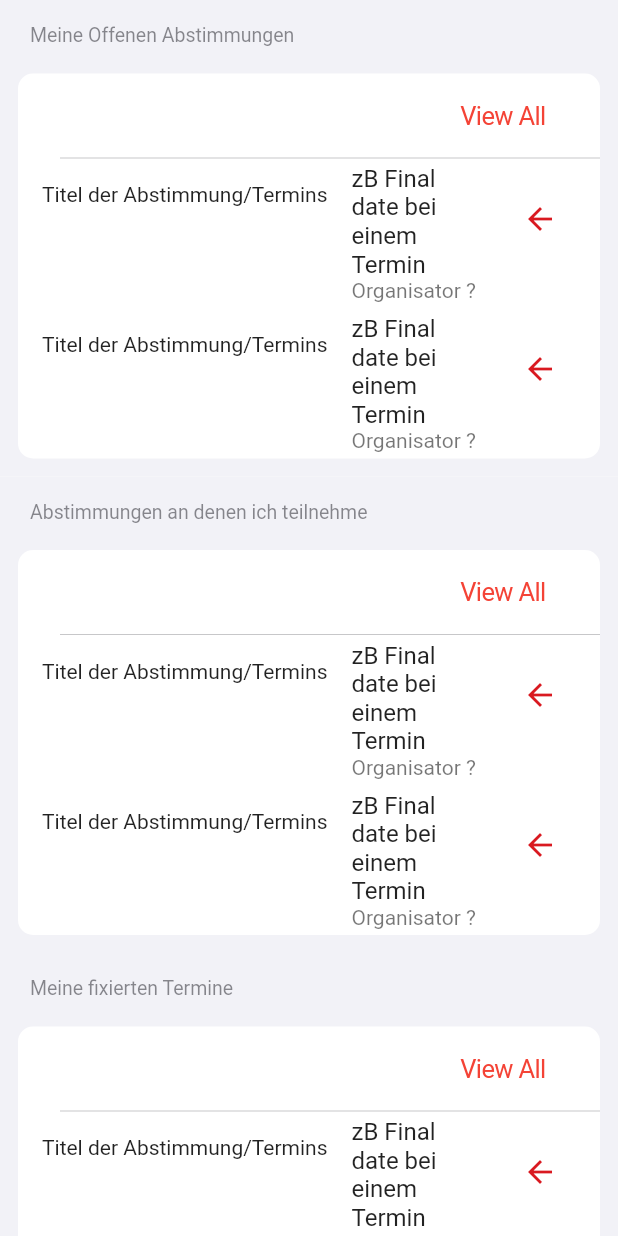
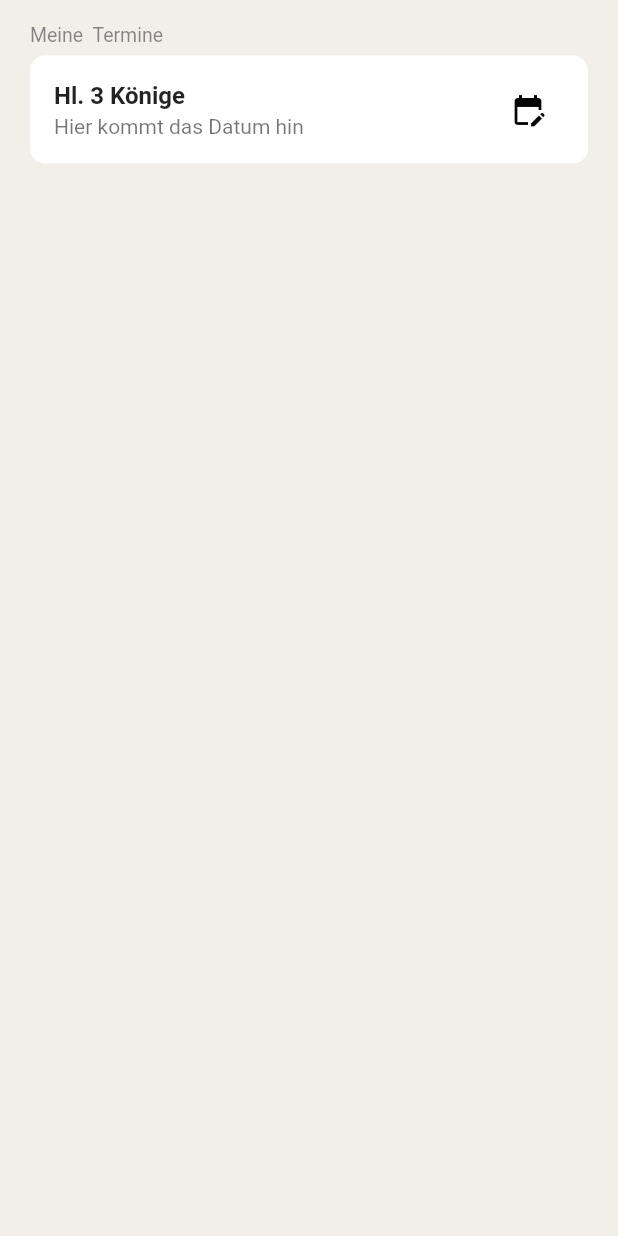
Before and after one commit to hytechat/termino-dev, a Flutter app: the TermineEinsehenPage screen opened directly, on a phone screen of 412 x 824 dp. Run offline on Flutter 3.47's test engine with Material 2 defaults, Android fonts, the phone set to English and light mode, and no system bars; our stand-ins replace email_validator, flutter_tts, fluttertoast, image_picker, shared_preferences, string_validator; missing offline and left inert: syncfusion_flutter_pdfviewer, syncfusion_flutter_pdfviewer_web; accounts and stored records are empty; network calls fail.

Commit message:
Geschlossene Termine werden in Termine_einsehen_page angezeigt

```diff
--- a/frontend/lib/assets/data/one_meeting.json
+++ b/frontend/lib/assets/data/one_meeting.json
@@ -26,14 +26,14 @@
         "isMailMandatory": false,
         "isMaybeable": true,
         "wholeday": false,
-        "isClosed": true
+        "isClosed": false
     },
     {
         "id": "999",
         "title": "Silvester",
         "place": "somewhere",
         "description": "some kind of description",
-        "organizerName": "Martin",
+        "organizerName": "Admin",
         "organizerEmail": "organizerEmail@mail.com",
         "createdAt": null,
         "closedAt": null,
@@ -65,7 +65,7 @@
         "organizerName": "Martin Krüger",
         "organizerEmail": "organizerEmail@mail.com",
         "createdAt": null,
-        "closedAt": null,
+        "closedAt": "6. Jänner 2023",
         "options": [
             {
                 "id": "1",
--- a/frontend/lib/pages/pagesGeruest/views/home_page.dart
+++ b/frontend/lib/pages/pagesGeruest/views/home_page.dart
@@ -43,22 +43,20 @@ class HomePage extends StatefulWidget {
 
 class _HomePageState extends State<HomePage> {
   final MeetingRepostiory meetingRepostiory = JsonMeetingRepository();
-  List <MeetingModel> _meetings = [];
+  List <MeetingModel> _votes = [];
 
   List <MeetingModel> _closedmeetings = [];
   List <MeetingModel> _openmeetings = [];
-
 
   @override
   void initState() {
     super.initState();
 
     meetingRepostiory.getMeetingList().then((meeting) => {
-          setState(() => {_meetings = meeting})
-        });
+          setState(() => {_votes = meeting})
+          }
+        );
   }
-
-
 
 @override
   Widget build(BuildContext context) {
@@ -84,10 +82,9 @@ Widget _buildMeineAbstimmungen() {
         header: const Text('Meine  Abstimmungen'),
         children: [
           Column(
-            children: _meetings
+            children: _votes
                 .map((_meetings) => _buildChoose(_meetings))
                 .toList(),
-
           ),
         ],
       ),
@@ -109,7 +106,9 @@ Widget _buildMeineAbstimmungen() {
           style: TextStyle(
   	      fontWeight: FontWeight.bold),
            ),
-          subtitle: Text('erstellt von '+meetings.organizerName),
+          subtitle: meetings.organizerName == 'Admin'?
+              Text ('selbst erstellt')
+              : Text ('erstellt von ' +meetings.organizerName)
     );
   }
 
@@ -128,19 +127,20 @@ Widget _buildMeineAbstimmungen() {
           style: TextStyle(
   	      fontWeight: FontWeight.bold),
            ),
-          subtitle: Text('erstellt von '+meetings.organizerName),
+          subtitle: meetings.organizerName == 'Admin'?
+              Text ('selbst erstellt')
+              : Text ('erstellt von ' +meetings.organizerName)
     );
   }
 
   Widget _buildChoose(MeetingModel meetings) {
-      if(!meetings.getStatus()!){
+      if(meetings.getStatus() == false){
          return
           _buildVoteOpen(meetings);
       }
       else
        {
-        return
-          _buildVoteFinished(meetings);
+        return SizedBox();
       }
       }
 
@@ -152,7 +152,6 @@ void navigateSecondPage(Widget editForm) {
     Route route = MaterialPageRoute(builder: (context) => editForm);
     Navigator.push(context, route).then(onGoBack);
   }
-
 
 }
   /*@override
--- a/frontend/lib/pages/pagesGeruest/views/termine_einsehen_page.dart
+++ b/frontend/lib/pages/pagesGeruest/views/termine_einsehen_page.dart
@@ -1,139 +1,135 @@
 import 'package:flutter/cupertino.dart';
 import 'package:flutter/material.dart';
-
+import 'package:http/http.dart';
+import 'package:intl/intl.dart';
+import 'package:termino_frontend/classes/meeting.dart';
+import 'package:termino_frontend/config/config_expo.dart';
+import 'package:termino_frontend/data/model/meeting_model.dart';
+import 'package:termino_frontend/data/model/meeting_model.dart';
+import 'package:termino_frontend/data/model/option_model.dart';
+import 'package:termino_frontend/data/model/vote_model.dart';
+import 'package:termino_frontend/data/repository/meeting_repository.dart';
+import 'package:termino_frontend/pages/abstimmung_teilnehmen_popUP/viewsa/abstimmung_teilnehmen_page.dart';
+import 'package:termino_frontend/pages/pagesGeruest/views/abstimmung_einsehen_page.dart';
+import 'package:termino_frontend/pages/pagesGeruest/views/register_page_old.dart';
+import 'package:termino_frontend/pages/pagesGeruest/views/termine_einsehen_page.dart';
+import 'package:termino_frontend/data/repository/meeting_repository.dart';
+import 'dart:async' show Future, FutureOr;
+import 'package:flutter/services.dart' show rootBundle;
+import 'dart:convert';
+import 'package:flutter/services.dart';
 import 'package:termino_frontend/config/config_expo.dart';
 
+
 class TermineEinsehenPage extends StatefulWidget {
-  //--------------muss natürlich noch durch objekte oder was auchg immer gemacht werden------------------------------
-  List<String> meineAbstimmungen = ['1', '2'];
-  List<String> teilnehmendeAbstimmungen = ['1', '2'];
-  List<String> meineTermine = ['1', '2'];
-  List<String> teilnehmendeTermine = ['1', '2'];
-//---------------------------------------------------------------------------------------------------
+
+
+/*Future<List<MeetingModel>> findAll() async {
+    String jsonFile = await rootBundle.loadString('assets/data/one_meeting.json');
+    final jsonArray = json.decode(jsonFile) as Iterable;
+
+    List<MeetingModel> meetings =
+        List<MeetingModel>.from(jsonArray.map((e) => MeetingModel.fromJson(e)));
+
+    return Future.value(meetings);
+  }
+  */
 
 @override
 _TermineEinsehenPageState createState() => _TermineEinsehenPageState();
+
 }
 
 class _TermineEinsehenPageState extends State<TermineEinsehenPage> {
-  final formKey = GlobalKey<FormState>();
+  final MeetingRepostiory meetingRepostiory = JsonMeetingRepository();
+  List <MeetingModel> _meetings = [];
+
+  List <MeetingModel> _closedmeetings = [];
+  List <MeetingModel> _openmeetings = [];
+
+
+  @override
+  void initState() {
+    super.initState();
+
+    meetingRepostiory.getMeetingList().then((meeting) => {
+          setState(() => {_meetings = meeting})
+        });
+  }
+
+
+
 @override
   Widget build(BuildContext context) {
-    return SingleChildScrollView(
-        /*child: Center(*/
-          child: Form(
-            key: formKey,
-            onChanged: () {
-              Form.of(primaryFocus!.context!)?.save();
-            },
+    return CupertinoPageScaffold(
+      backgroundColor: Colourpalette.hellbeigeGrau,
+      child: Center(
         child: Column(
-              children: [
-                _buildSectionMeineOffeneAbstimmungen(),
-                _buildSectionAbstimmungenAnDenenIchTeilnehme(),
-                _buildSectionMeineTermine(),
-                _buildSectionTermineAnDenenIchTeilNehme(),
+          mainAxisAlignment: MainAxisAlignment.start,
+          children: <Widget>[
+            _buildMeineTermine(),
+
           ],
         ),
       ),
-        //),
     );
   }
 
-  Widget _buildSectionMeineOffeneAbstimmungen() {
+Widget _buildMeineTermine() {
     return Material(
+      color: Colourpalette.hellbeigeGrau,
       child: CupertinoFormSection.insetGrouped(
-        //ich nfinde das sollte iwie zamgefasst werdfen damit es überall fix gleich is
-        margin: const EdgeInsets.all(12),
-        header: const Text('Meine Offenen Abstimmungen'),
+        backgroundColor: Colourpalette.hellbeigeGrau,
+        header: const Text('Meine  Termine'),
         children: [
-          ListTile(
-            trailing:
-                CupertinoButton(child: Text('View All'), onPressed: () {}),
-          ),
           Column(
-            children: widget.meineAbstimmungen
-                .map((item) => _buildEinzelneTerminAuswahl(
-                    item)) // meine Idee bei den Map funktionen wäre nur die ersten 3 oder 5 anzuzeigen und dann muss man über view all die anderen ansehen
+            children: _meetings
+                .map((_meetings) => _buildChoose(_meetings))
                 .toList(),
+
           ),
         ],
       ),
     );
   }
 
-  Widget _buildSectionAbstimmungenAnDenenIchTeilnehme() {
-    return Material(
-      child: CupertinoFormSection.insetGrouped(
-        //ich nfinde das sollte iwie zamgefasst werdfen damit es überall fix gleich is
-        margin: const EdgeInsets.all(12),
-        header: const Text('Abstimmungen an denen ich teilnehme'),
-        children: [
-          ListTile(
-            trailing:
-                CupertinoButton(child: Text('View All'), onPressed: () {}),
+
+  Widget _buildTermin(MeetingModel meetings) {
+     return ListTile (
+      trailing: basicIconButton(
+          Icon(Icons.edit_calendar),
+          () {
+                        navigateSecondPage(AbstimmungEinsehenPage(organizer: meetings.organizerName, titel: meetings.title, place: meetings.place,options: meetings.options,));
+          } // hier muss dann das entsprechende fenster geöffnet werden
+          ,
+          Color.fromARGB(255, 6, 6, 6)),
+      title: Text(
+          meetings.title,
+          style: TextStyle(
+  	      fontWeight: FontWeight.bold),
            ),
-          Column(
-            children: widget.teilnehmendeAbstimmungen
-                .map((item) => _buildEinzelneTerminAuswahl(item))
-                .toList(),
-          ),
-        ],
-      ),
+          subtitle:
+               Text ('Hier kommt das Datum hin')
     );
   }
 
-  Widget _buildSectionMeineTermine() {
-    return Material(
-      child: CupertinoFormSection.insetGrouped(
-        //ich nfinde das sollte iwie zamgefasst werdfen damit es überall fix gleich is
-        margin: const EdgeInsets.all(12),
-        header: const Text('Meine fixierten Termine'),
-        children: [
-          ListTile(
-            trailing:
-                CupertinoButton(child: Text('View All'), onPressed: () {}),
-          ),
-          Column(
-            children: widget.meineTermine
-                .map((item) => _buildEinzelneTerminAuswahl(item))
-                .toList(),
-          ),
-        ],
-      ),
-    );
+Widget _buildChoose(MeetingModel meetings) {
+      if(meetings.getStatus() == true){
+         return
+          _buildTermin(meetings);
+      }
+      else
+       {
+        return SizedBox();
+      }
       }
 
-  Widget _buildSectionTermineAnDenenIchTeilNehme() {
-    return Material(
-      child: CupertinoFormSection.insetGrouped(
-          //ich nfinde das sollte iwie zamgefasst werdfen damit es überall fix gleich is
-          margin: const EdgeInsets.all(12),
-          header: const Text('Termine an denen ich teilnehme'),
-          children: [
-            ListTile(
-              trailing:
-                  CupertinoButton(child: Text('View All'), onPressed: () {}),
-            ),
-            Column(
-              children: widget.teilnehmendeTermine
-                  .map((item) => _buildEinzelneTerminAuswahl(item))
-                  .toList(),
-            ),
-          ]),
-    );
+FutureOr onGoBack(dynamic value) {
+    setState(() {});
   }
 
-  Widget _buildEinzelneTerminAuswahl(String item) {
-    return ListTile(
-      trailing: basicIconButton(
-          Icon(Icons.arrow_back),
-          () {} // hier muss dann das entsprechende fenster geöffnet werden
-          ,
-          Colourpalette.bundesrot),
-      leading: Text('Titel der Abstimmung/Termins'),
-      title: Text('zB Final date bei einem Termin'),
-      subtitle: Text('Organisator ?'),
-    );
-  } // muss natürlich für jede section ei eigenes gebautrbwerden a´ber das mach ich dann erst mit Mockup
-
+void navigateSecondPage(Widget editForm) {
+    Route route = MaterialPageRoute(builder: (context) => editForm);
+    Navigator.push(context, route).then(onGoBack);
   }
+}
```
Lines whose indentation alone changed are shown as unchanged.
